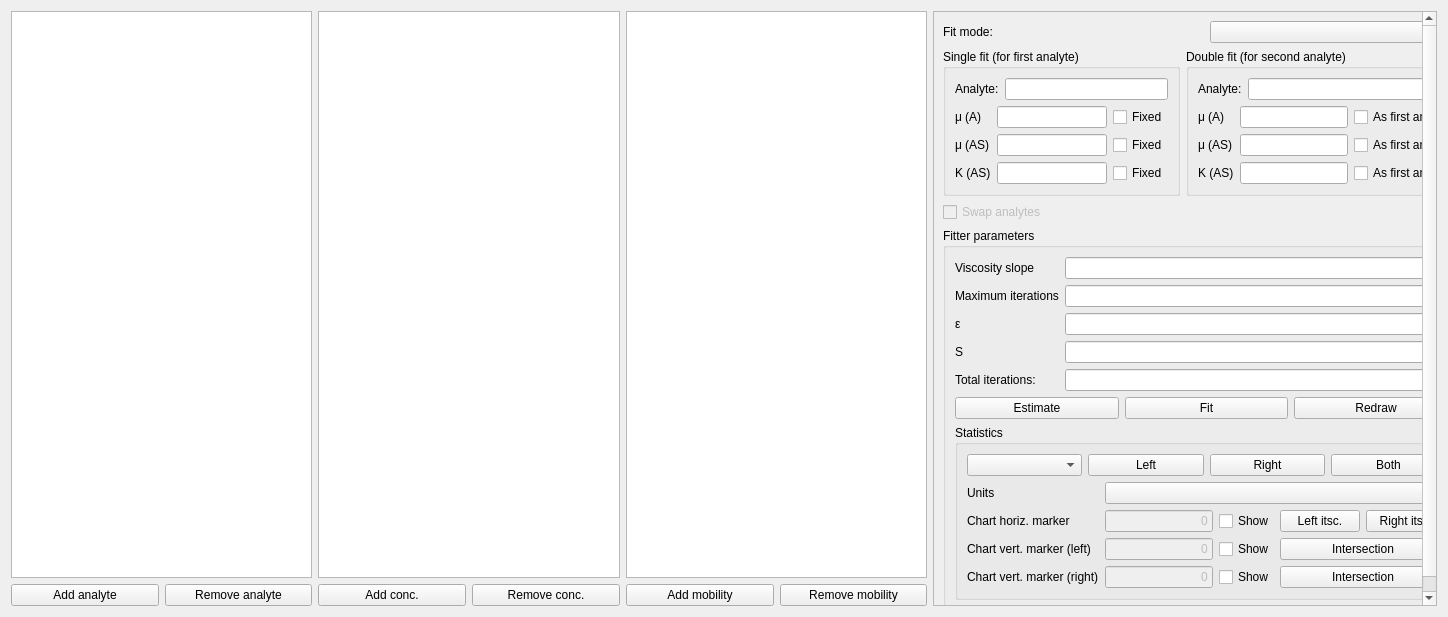
The window that src/gui/hyperbolefitwidget.ui (echmet/CEval) describes before a commit, drawn with Qt 5.
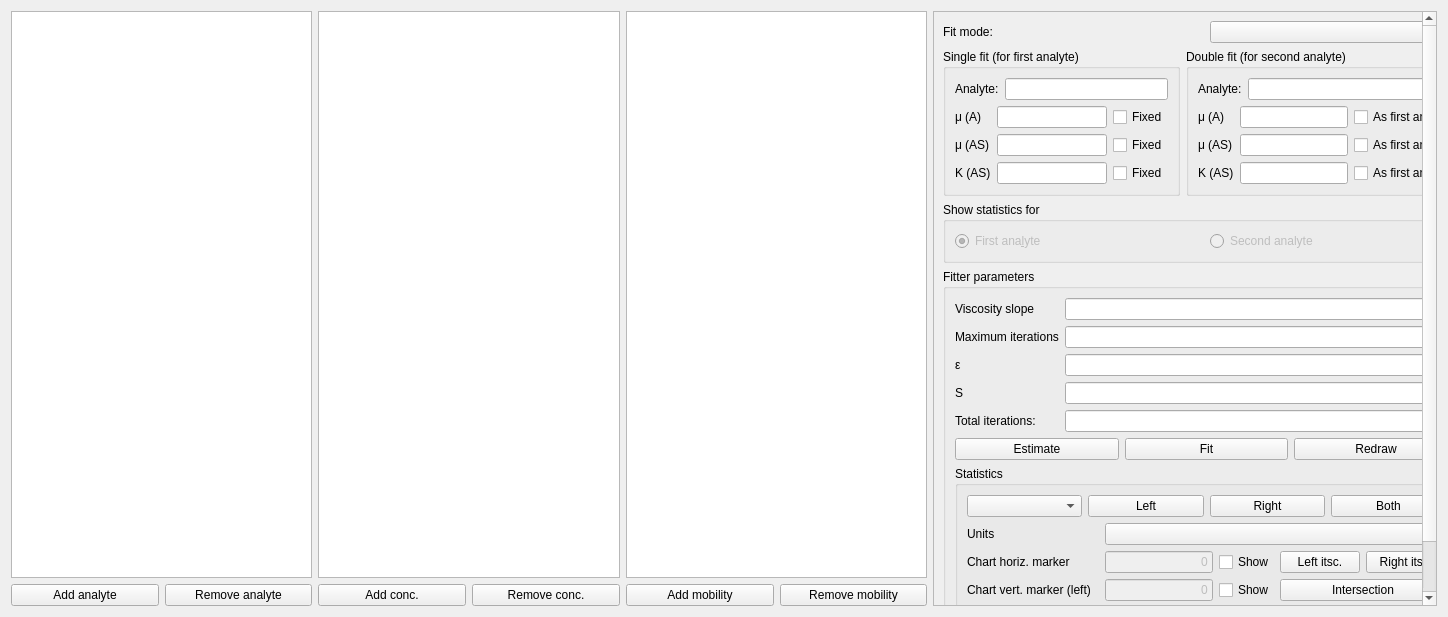
The same window after the commit. Custom widgets are drawn as their Qt base class.

Commit message: Replace "Swap analytes" button with a radio button for each analyte

What changed in the file:
```diff
--- a/src/gui/hyperbolefitwidget.ui
+++ b/src/gui/hyperbolefitwidget.ui
@@ -155,9 +155,9 @@
       <property name="geometry">
        <rect>
         <x>0</x>
-        <y>0</y>
-        <width>620</width>
-        <height>798</height>
+        <y>-239</y>
+        <width>591</width>
+        <height>840</height>
        </rect>
       </property>
       <property name="sizePolicy">
@@ -406,13 +406,35 @@
             </layout>
            </item>
            <item>
-            <widget class="QCheckBox" name="qcb_swapAnalytes">
-             <property name="enabled">
-              <bool>false</bool>
+            <widget class="QGroupBox" name="groupBox">
+             <property name="title">
+              <string>Show statistics for</string>
              </property>
-             <property name="text">
-              <string>Swap analytes</string>
-             </property>
+             <layout class="QHBoxLayout" name="horizontalLayout_9">
+              <item>
+               <widget class="QRadioButton" name="qrb_leftAnalyte">
+                <property name="enabled">
+                 <bool>false</bool>
+                </property>
+                <property name="text">
+                 <string>First ana&amp;lyte</string>
+                </property>
+                <property name="checked">
+                 <bool>true</bool>
+                </property>
+               </widget>
+              </item>
+              <item>
+               <widget class="QRadioButton" name="qrb_rightAnalyte">
+                <property name="enabled">
+                 <bool>false</bool>
+                </property>
+                <property name="text">
+                 <string>Second analyte</string>
+                </property>
+               </widget>
+              </item>
+             </layout>
             </widget>
            </item>
           </layout>
```
The commit also changes 6 other files.
